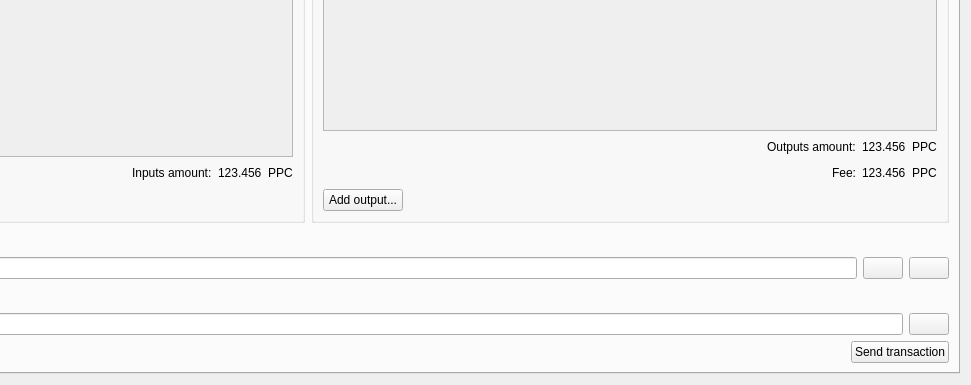
Above: src/qt/forms/multisigdialog.ui from ebicoin/ebicoin before the change; both pictures show x 356 to 1327 and y 210 to 595 of the 1327 by 595 pixel window. Below: the same form after it.
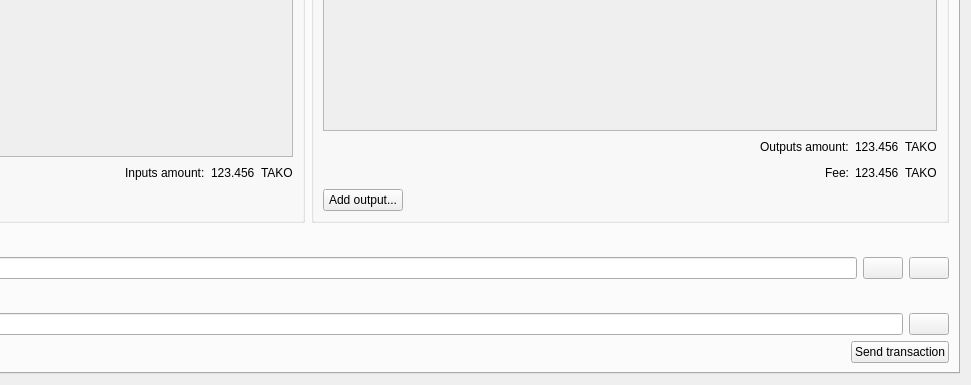
That is the form after the change. The open tabs and pages were chosen to show the change. Icons and pictures are not drawn.

Diff of the .ui file:
```diff
--- a/src/qt/forms/multisigdialog.ui
+++ b/src/qt/forms/multisigdialog.ui
@@ -399,7 +399,7 @@
                 <item>
                  <widget class="QLabel" name="label">
                   <property name="text">
-                   <string>PPC</string>
+                   <string>TAKO</string>
                   </property>
                  </widget>
                 </item>
@@ -518,7 +518,7 @@
                 <item>
                  <widget class="QLabel" name="label_2">
                   <property name="text">
-                   <string>PPC</string>
+                   <string>TAKO</string>
                   </property>
                  </widget>
                 </item>
@@ -556,7 +556,7 @@
                 <item>
                  <widget class="QLabel" name="label_3">
                   <property name="text">
-                   <string>PPC</string>
+                   <string>TAKO</string>
                   </property>
                  </widget>
                 </item>
```
